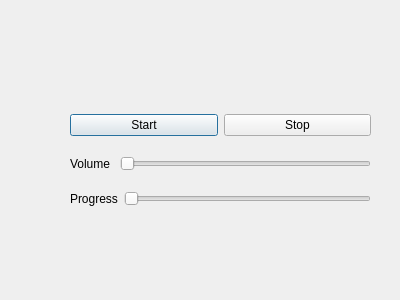
Qt form music.ui (bikraj2/MITRA) before a commit.
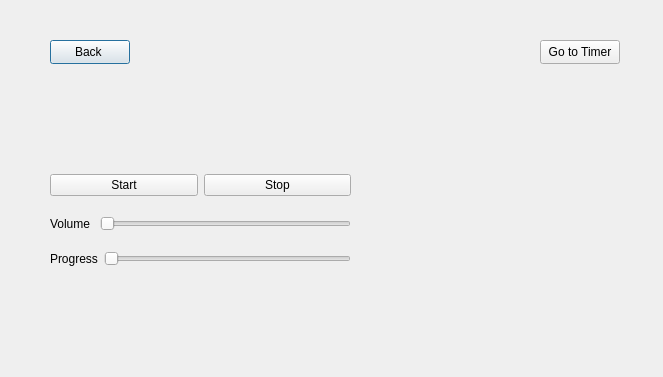
The same form after that commit.

Patch:
```diff
--- a/music.ui
+++ b/music.ui
@@ -6,18 +6,44 @@
    <rect>
     <x>0</x>
     <y>0</y>
-    <width>400</width>
-    <height>300</height>
+    <width>663</width>
+    <height>377</height>
    </rect>
   </property>
   <property name="windowTitle">
    <string>Dialog</string>
   </property>
+  <widget class="QPushButton" name="Pomodoro_backButton">
+   <property name="geometry">
+    <rect>
+     <x>50</x>
+     <y>40</y>
+     <width>80</width>
+     <height>24</height>
+    </rect>
+   </property>
+   <property name="text">
+    <string>Back </string>
+   </property>
+  </widget>
+  <widget class="QPushButton" name="timerButton">
+   <property name="geometry">
+    <rect>
+     <x>540</x>
+     <y>40</y>
+     <width>80</width>
+     <height>24</height>
+    </rect>
+   </property>
+   <property name="text">
+    <string>Go to Timer</string>
+   </property>
+  </widget>
   <widget class="QWidget" name="layoutWidget">
    <property name="geometry">
     <rect>
-     <x>70</x>
-     <y>100</y>
+     <x>50</x>
+     <y>160</y>
      <width>301</width>
      <height>121</height>
     </rect>
```
Left out of the diff: 4 changed lines with no effect on the pictures.
